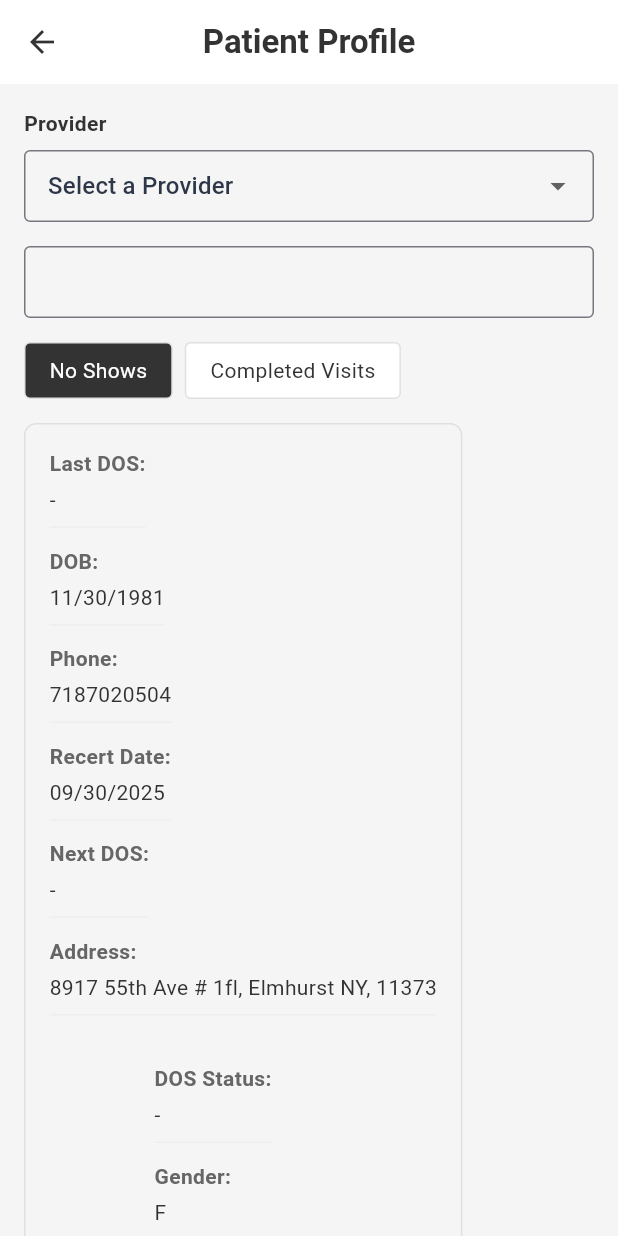
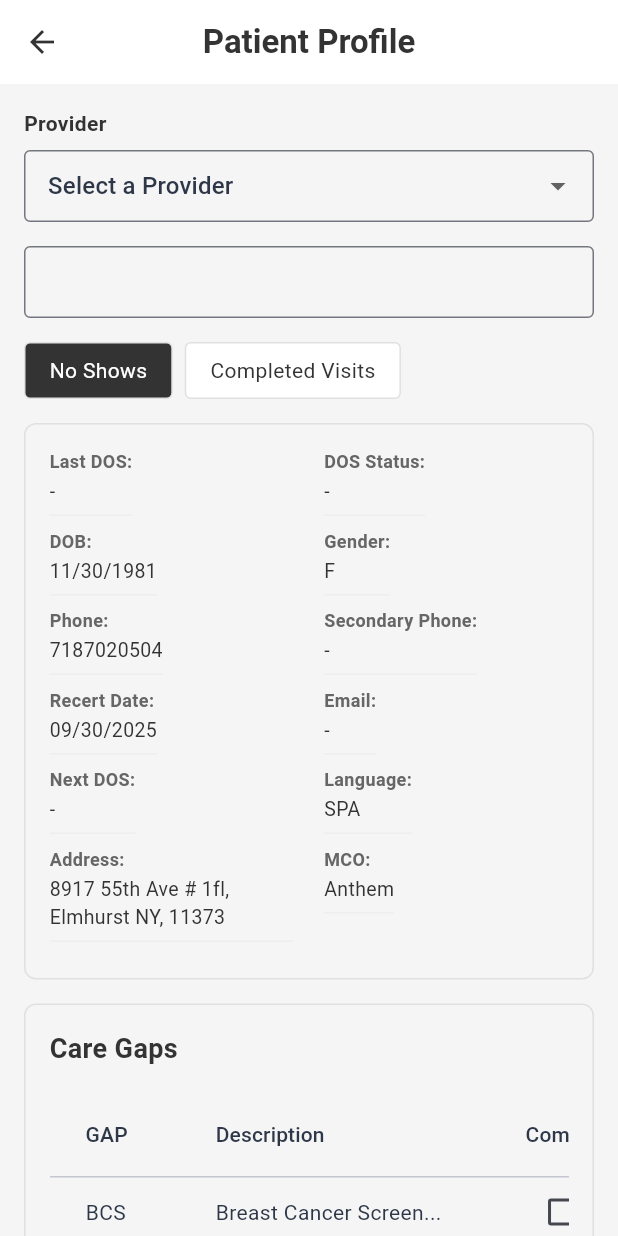
Before and after one commit to LennoxWolfe/somos-qr-plus-mobile, a Flutter app: the PatientProfileModal screen opened directly with empty values, on a phone screen of 412 x 824 dp. Run offline on Flutter 3.47's test engine with Material 3 defaults, Android fonts, the phone set to English and light mode, and no system bars; our stand-ins replace fl_chart, go_router, shared_preferences; accounts and stored records are empty.

Commit message:
Fix Patient Profile demographics section - make more condensed and fit better on screen

```diff
--- a/lib/widgets/patient_profile_modal.dart
+++ b/lib/widgets/patient_profile_modal.dart
@@ -151,10 +151,12 @@ class _PatientProfileModalState extends State<PatientProfileModal> {
         border: Border.all(color: Colors.grey.shade300),
         borderRadius: BorderRadius.circular(8),
       ),
-      child: Column(
+      child: Row(
+        crossAxisAlignment: CrossAxisAlignment.start,
         children: [
           // Left side
-          Column(
+          Expanded(
+            child: Column(
               crossAxisAlignment: CrossAxisAlignment.start,
               children: [
                 _buildDemographicItem('Last DOS:', ''),
@@ -165,9 +167,11 @@ class _PatientProfileModalState extends State<PatientProfileModal> {
                 _buildDemographicItem('Address:', '8917 55th Ave # 1fl, Elmhurst NY, 11373'),
               ],
             ),
-          const SizedBox(height: 20),
+          ),
+          const SizedBox(width: 20),
           // Right side
-          Column(
+          Expanded(
+            child: Column(
               crossAxisAlignment: CrossAxisAlignment.start,
               children: [
                 _buildDemographicItem('DOS Status:', ''),
@@ -178,6 +182,7 @@ class _PatientProfileModalState extends State<PatientProfileModal> {
                 _buildDemographicItem('MCO:', 'Anthem'),
               ],
             ),
+          ),
         ],
       ),
     );
@@ -185,8 +190,8 @@ class _PatientProfileModalState extends State<PatientProfileModal> {
 
   Widget _buildDemographicItem(String label, String value) {
     return Container(
-      margin: const EdgeInsets.only(bottom: 12),
-      padding: const EdgeInsets.only(bottom: 8),
+      margin: const EdgeInsets.only(bottom: 8),
+      padding: const EdgeInsets.only(bottom: 6),
       decoration: BoxDecoration(
         border: Border(bottom: BorderSide(color: Colors.grey.shade200)),
       ),
@@ -198,15 +203,15 @@ class _PatientProfileModalState extends State<PatientProfileModal> {
             style: const TextStyle(
               fontWeight: FontWeight.w600,
               color: Color(0xFF666666),
-              fontSize: 14,
+              fontSize: 12,
             ),
           ),
-          const SizedBox(height: 4),
+          const SizedBox(height: 2),
           Text(
             value.isEmpty ? '-' : value,
             style: const TextStyle(
               color: Color(0xFF333333),
-              fontSize: 14,
+              fontSize: 13,
             ),
             overflow: TextOverflow.ellipsis,
             maxLines: 2,
```
Lines whose indentation alone changed are shown as unchanged.
